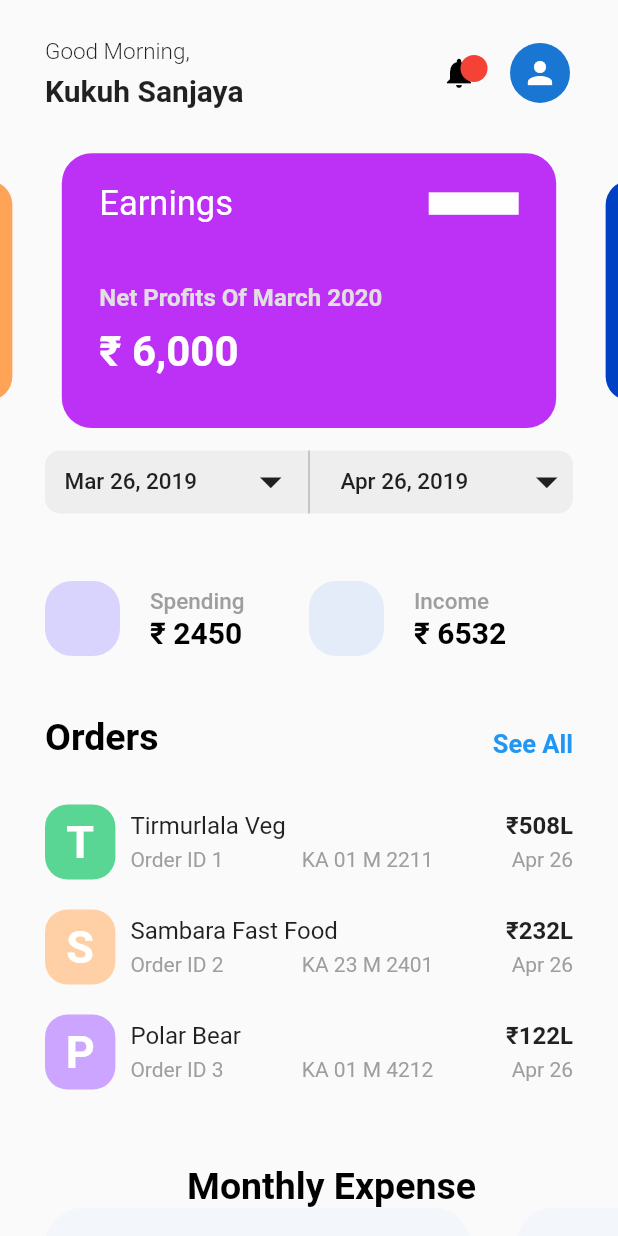
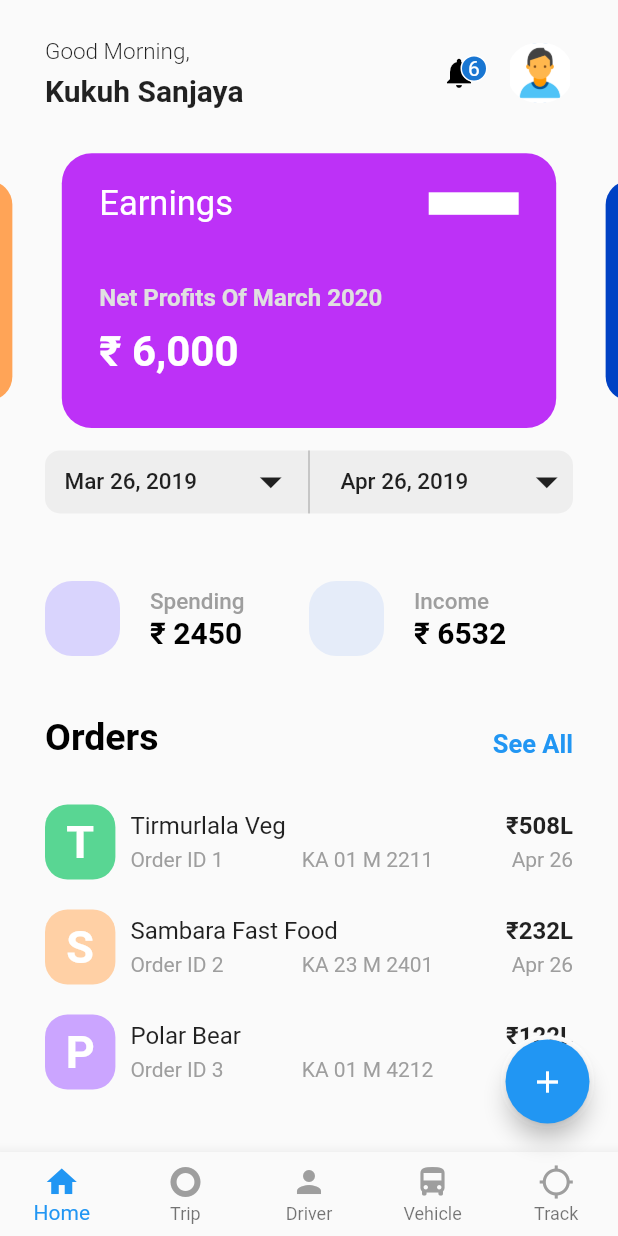
Before and after one commit to Dhruvil17/cool_ui, a Flutter app: the screen it shows after launch, on a phone screen of 412 x 824 dp. Run offline on Flutter 3.47's test engine with Material 2 defaults, Android fonts, the phone set to English and light mode, and no system bars; our stand-ins replace flutter_swiper, percent_indicator.

Commit message:
first page complete.

```diff
--- a/lib/firstPage.dart
+++ b/lib/firstPage.dart
@@ -5,6 +5,7 @@ import 'package:flutter/material.dart';
 import 'package:flutter/rendering.dart';
 import 'orders.dart';
 import 'usageFile.dart';
+import 'reminder.dart';
 
 class firstPage extends StatefulWidget {
   static const id = "firstPage";
@@ -16,6 +17,40 @@ class _firstPageState extends State<firstPage> {
   @override
   Widget build(BuildContext context) {
     return Scaffold(
+      bottomNavigationBar: BottomNavigationBar(
+          type: BottomNavigationBarType.fixed,
+          items: [
+        BottomNavigationBarItem(
+          icon: Icon(Icons.home,color: Colors.blue,),
+          title: Text("Home",style: TextStyle(color: Colors.black),),
+        ),
+        BottomNavigationBarItem(
+          icon: Icon(Icons.trip_origin,color: Colors.grey,),
+          title: Text("Trip",style: TextStyle(color: Colors.black),),
+        ),
+        BottomNavigationBarItem(
+          icon:Icon(Icons.person,color: Colors.grey,),
+          title: Text("Driver",style: TextStyle(color: Colors.black),),
+        ),
+        BottomNavigationBarItem(
+          icon:Icon(Icons.directions_bus,color: Colors.grey,),
+          title: Text("Vehicle",style: TextStyle(color: Colors.black),),
+        ),
+        BottomNavigationBarItem(
+          icon:Icon(Icons.location_searching,color: Colors.grey,),
+          title: Text("Track",style: TextStyle(color: Colors.black),),
+        ),
+      ]),
+      floatingActionButton: Container(
+        decoration: BoxDecoration(
+          border: Border.all(color: Colors.white,width: 3),
+          borderRadius: BorderRadius.circular(30)
+        ),
+        child: FloatingActionButton(
+          onPressed: () {  },
+          child: Icon(Icons.add),
+        ),
+      ),
       body: SafeArea(
         child: Padding(
           padding: const EdgeInsets.fromLTRB(0, 20, 0, 0),
@@ -27,14 +62,13 @@ class _firstPageState extends State<firstPage> {
               usage(),
               orders(),
               monthlyExpense(context),
+              reminder(context),
             ],
           ),
         ),
       ),
     );
   }
-
-
 }
 
 class appBar extends StatelessWidget {
@@ -68,27 +102,41 @@ class appBar extends StatelessWidget {
             ),
           ),
           Expanded(
+            child: Container(
               child: Stack(
                 children: [
-                Icon(
+                  Container(
+                    child: Icon(
                       Icons.notifications,
                       color: Colors.black,
                     ),
+                  ),
                   Container(
-//                TODO:
+                    child: Center(
+                      child: Text(
+                        "6",
+                        style: TextStyle(color: Colors.white),
+                      ),
+                    ),
+                    margin: EdgeInsets.only(bottom: 2),
                     alignment: Alignment.topRight,
                     height: 18,
                     decoration: BoxDecoration(
+                      border: Border.all(color: Colors.white),
                       shape: BoxShape.circle,
-                    color: Colors.red,
+                      color: Colors.blue.shade700,
                     ),
                   ),
                 ],
               ),
             ),
+          ),
           Expanded(
+            child: ClipRRect(
+              borderRadius: BorderRadius.circular(60),
               child: CircleAvatar(
-              child: Icon(Icons.person),
+                child: Image.asset("images/person.png"),
+              ),
             ),
           ),
         ],
--- a/lib/monthlyExpenseWidgets.dart
+++ b/lib/monthlyExpenseWidgets.dart
@@ -3,9 +3,11 @@ import 'package:percent_indicator/linear_percent_indicator.dart';
 
 Widget monthlyExpense(context) {
   return Container(
-    height: 500,
+    height: 450,
     width: double.infinity,
     child: Column(
+      crossAxisAlignment: CrossAxisAlignment.start,
+
       children: [
         Padding(
           padding: const EdgeInsets.only(left: 30, top: 40),
```
Also changed, not shown: lib/reminder.dart (added, +153 -0 lines), images/person.png (added), images/reminder.png (added). Lines whose indentation alone changed are shown as unchanged.
